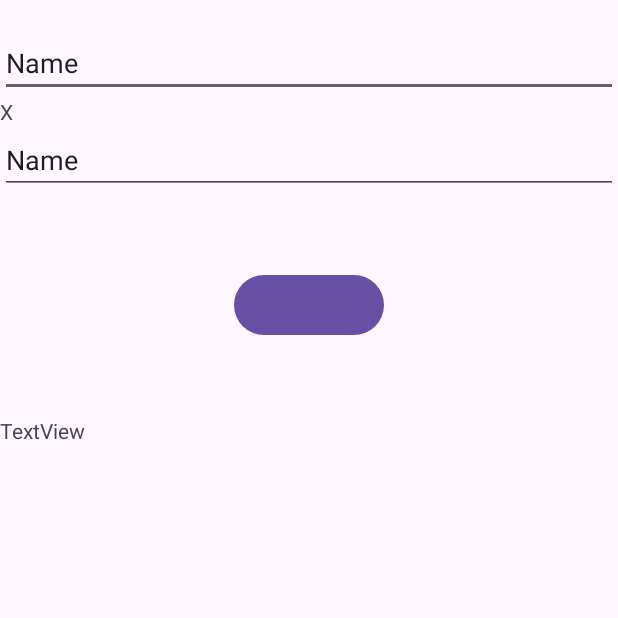
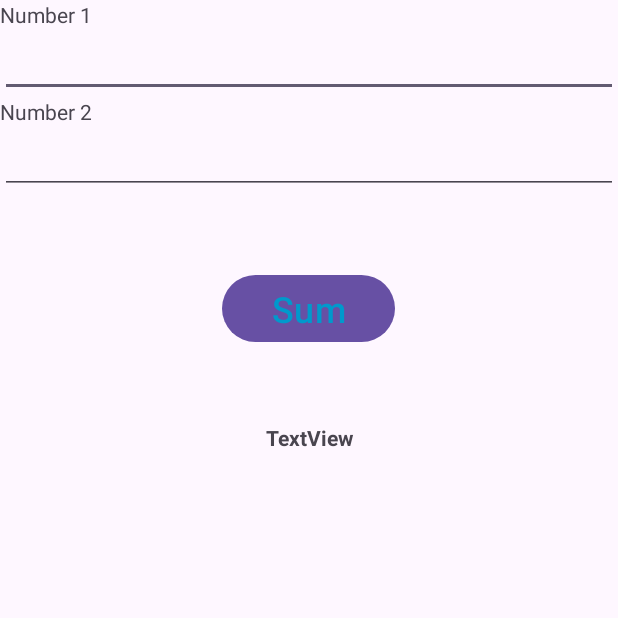
Before and after one commit to DmytroKotenko24/SegundaApp_2, an Android app: the screen it shows after launch (MainActivity), on a phone screen of 412 x 824 dp, the top half of it. Run offline under Robolectric (Android 15) with nearby library versions, the phone set to English and light mode, and no system bars; 2 statements that could not run were skipped.

Commit message:
adicionados todos os componentes visuais, falta logica

```diff
--- a/app/src/main/java/ipleiria/eec/pdm/MainActivity.java
+++ b/app/src/main/java/ipleiria/eec/pdm/MainActivity.java
@@ -1,14 +1,21 @@
 package ipleiria.eec.pdm;
 
 import android.os.Bundle;
+import android.view.View;
+import android.widget.EditText;
+import android.widget.Toast;
 
 import androidx.activity.EdgeToEdge;
 import androidx.appcompat.app.AppCompatActivity;
 import androidx.core.graphics.Insets;
 import androidx.core.view.ViewCompat;
 import androidx.core.view.WindowInsetsCompat;
+import androidx.core.graphics.ColorUtils;
 
 public class MainActivity extends AppCompatActivity {
+
+    private EditText txtNumero1;
+    private EditText txtNumero2;
 
     @Override
     protected void onCreate(Bundle savedInstanceState) {
@@ -20,5 +27,30 @@ public class MainActivity extends AppCompatActivity {
             v.setPadding(systemBars.left, systemBars.top, systemBars.right, systemBars.bottom);
             return insets;
         });
+
+        txtNumero1 = findViewById(R.id.textViewNum1);
+        txtNumero2 = findViewById(R.id.textViewNum2);
+    }
+
+    public void onClickSoma(View view) {
+
+        if (txtNumero1.getText().toString().trim().isEmpty() || txtNumero2.getText().toString().trim().isEmpty()) {
+            return;
+        }
+
+        /*
+        if (Numero1.getText().toString().trim().equals("") || Numero2.getText().toString().trim().equals("")) {
+            return;
+        }
+        int numero1 = Integer.parseInt(Numero1.getText().toString());
+        int numero2 = Integer.parseInt(Numero2.getText().toString());
+        int soma = numero1 + numero2;
+        String resultado = getResources().getString(R.string.txtResultado) + " " + soma;
+        Numero1.setText("");
+        Numero2.setText("");
+        Numero1.requestFocus();
+        Toast.makeText(this, resultado, Toast.LENGTH_LONG).show();
+        */
+
     }
 }
--- a/app/src/main/res/layout/activity_main.xml
+++ b/app/src/main/res/layout/activity_main.xml
@@ -16,50 +16,63 @@
         <TextView
             android:id="@+id/textViewNum1"
             android:layout_width="match_parent"
-            android:layout_height="wrap_content" />
+            android:layout_height="wrap_content"
+            android:text="@string/numUm"/>
 
         <EditText
-            android:id="@+id/editTextText2"
+            android:id="@+id/editTextNumeroUm"
             android:layout_width="match_parent"
             android:layout_height="wrap_content"
             android:ems="10"
-            android:inputType="text"
-            android:text="Name" />
+            android:inputType="text" />
 
         <TextView
             android:id="@+id/textViewNum2"
             android:layout_width="match_parent"
             android:layout_height="wrap_content"
-            android:text="X" />
+            android:text="@string/numDois"/>
 
         <EditText
-            android:id="@+id/editTextText3"
+            android:id="@+id/editTextNumeroDois"
             android:layout_width="match_parent"
             android:layout_height="wrap_content"
             android:ems="10"
-            android:inputType="text"
-            android:text="Name" />
+            android:inputType="text" />
 
         <Space
-            android:layout_width="wrap_content"
+            android:layout_width="match_parent"
             android:layout_height="50sp" />
+
+        <LinearLayout
+            android:layout_width="match_parent"
+            android:layout_height="wrap_content"
+            android:gravity="center"
+            android:orientation="vertical">
 
             <Button
                 android:id="@+id/botaoSoma"
-            android:layout_width="100sp"
+                android:layout_width="115sp"
                 android:layout_height="wrap_content"
                 android:layout_gravity="center_horizontal"
-            android:text="" />
+                android:text="@string/Soma"
+                android:textAlignment="center"
+                android:textColor="@android:color/holo_blue_dark"
+                android:textSize="24sp"
+                android:onClick="onClickSoma"/>
 
             <Space
                 android:layout_width="match_parent"
                 android:layout_height="50sp" />
 
             <TextView
-            android:id="@+id/textView4"
+                android:id="@+id/textViewResultado"
                 android:layout_width="match_parent"
                 android:layout_height="wrap_content"
-            android:text="TextView" />
+                android:text="TextView"
+                android:textAlignment="center"
+                android:textStyle="bold" />
+        </LinearLayout>
+
     </LinearLayout>
 
 </androidx.constraintlayout.widget.ConstraintLayout>
--- a/app/src/main/res/values/strings.xml
+++ b/app/src/main/res/values/strings.xml
@@ -3,4 +3,5 @@
     <string name="numUm">Number 1</string>
     <string name="numDois">Number 2</string>
     <string name="Soma">Sum</string>
+    <string name="txtResultado" />
 </resources>
```
Also changed, not shown: 1 other file. Lines whose indentation alone changed are shown as unchanged.
